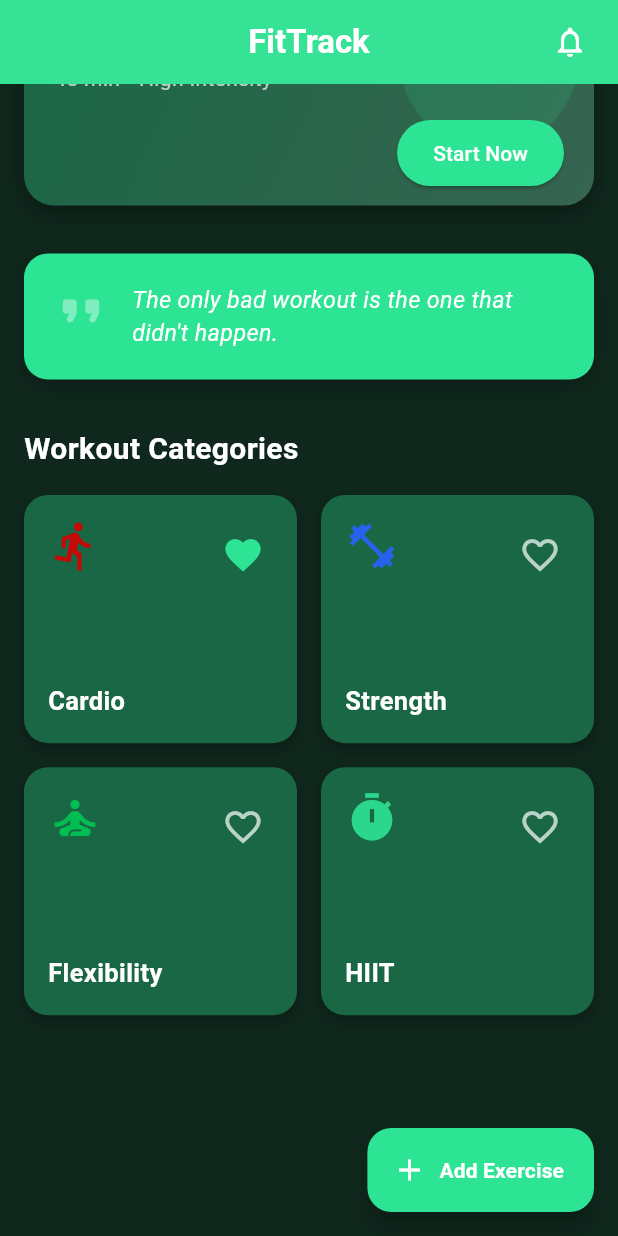
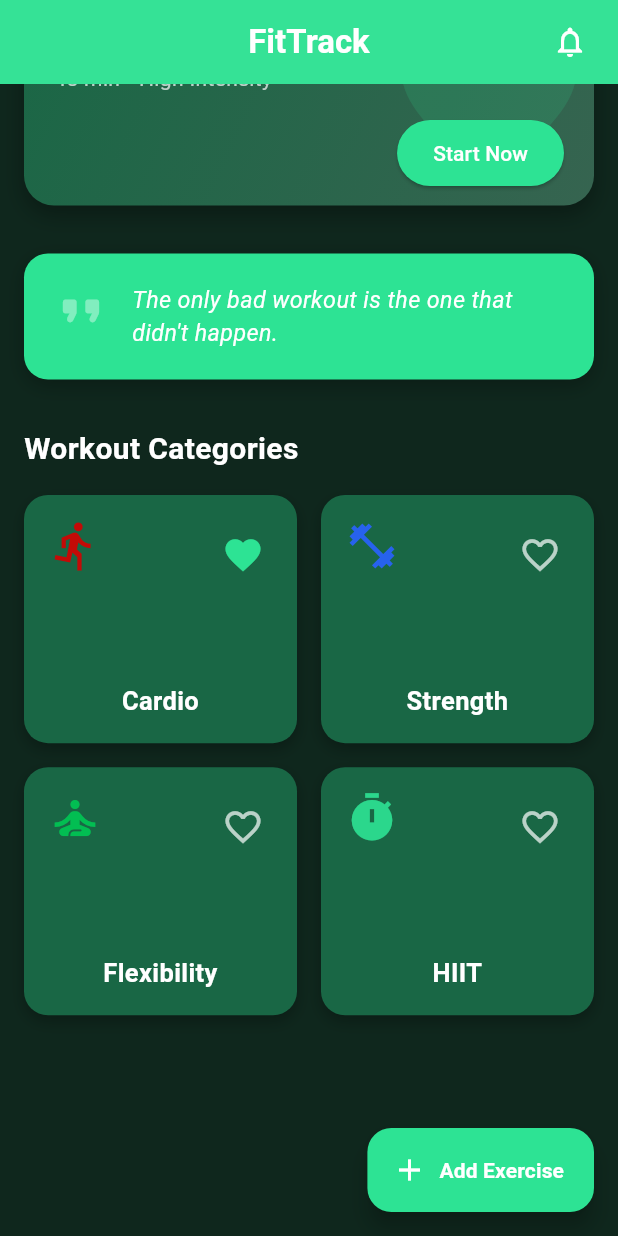
Before and after one commit to JuniorSillo/fitness_tracker, a Flutter app: the screen it shows after launch, scrolled down 201 dp, after a tap on the "favorite outline" icon, on a phone screen of 412 x 824 dp. Run offline on Flutter 3.47's test engine with Material 3 defaults, Android fonts, the phone set to English and light mode, and no system bars.

Commit message:
Refactor WorkoutCategoryTile widget structure

```diff
--- a/fitness_tracker/lib/widgets/workout_category_tile.dart
+++ b/fitness_tracker/lib/widgets/workout_category_tile.dart
@@ -1,5 +1,5 @@
 import 'package:flutter/material.dart';
-
+import '../app_router.dart';
 class WorkoutCategoryTile extends StatefulWidget {
   final String title;
   final IconData icon;
@@ -22,24 +22,44 @@ class _WorkoutCategoryTileState extends State<WorkoutCategoryTile> {
   @override
   Widget build(BuildContext context) {
     return GestureDetector(
+
       onTap: () {
+        Navigator.of(context).pushRouteWithArgs(
+          AppRoute.exerciseList,
+          ExerciseListArgs(
+            categoryName: widget.title,
+            themeColor: widget.color,     // pass the category-specific color
+            iconData: widget.icon,        // pass the category icon
+          ),
+        );
+      },
 
-      },
       child: Container(
         decoration: BoxDecoration(
           color: const Color(0xFF196745),
           borderRadius: BorderRadius.circular(16),
           boxShadow: [
-            BoxShadow(color: Colors.black.withOpacity(0.25), blurRadius: 8, offset: const Offset(0, 4)),
+            BoxShadow(
+              color: Colors.black.withOpacity(0.25),
+              blurRadius: 8,
+              offset: const Offset(0, 4),
+            ),
           ],
         ),
         child: Stack(
           children: [
+            // Category icon
             Positioned(
               top: 16,
               left: 16,
-              child: Icon(widget.icon, size: 36, color: widget.color.withOpacity(0.9)),
+              child: Icon(
+                widget.icon,
+                size: 36,
+                color: widget.color.withOpacity(0.9),
+              ),
             ),
+
+            // Favorite heart button
             Positioned(
               top: 16,
               right: 12,
@@ -49,16 +69,27 @@ class _WorkoutCategoryTileState extends State<WorkoutCategoryTile> {
                   color: _isFavorite ? const Color(0xFF2DE394) : Colors.white70,
                   size: 28,
                 ),
-                onPressed: () => setState(() => _isFavorite = !_isFavorite),
+                onPressed: () {
+                  setState(() {
+                    _isFavorite = !_isFavorite;
+                  });
+                },
               ),
             ),
+
+
             Positioned(
               bottom: 16,
               left: 16,
               right: 16,
               child: Text(
                 widget.title,
-                style: const TextStyle(color: Colors.white, fontSize: 17, fontWeight: FontWeight.bold),
+                style: const TextStyle(
+                  color: Colors.white,
+                  fontSize: 17,
+                  fontWeight: FontWeight.bold,
+                ),
+                textAlign: TextAlign.center,
               ),
             ),
           ],
```
